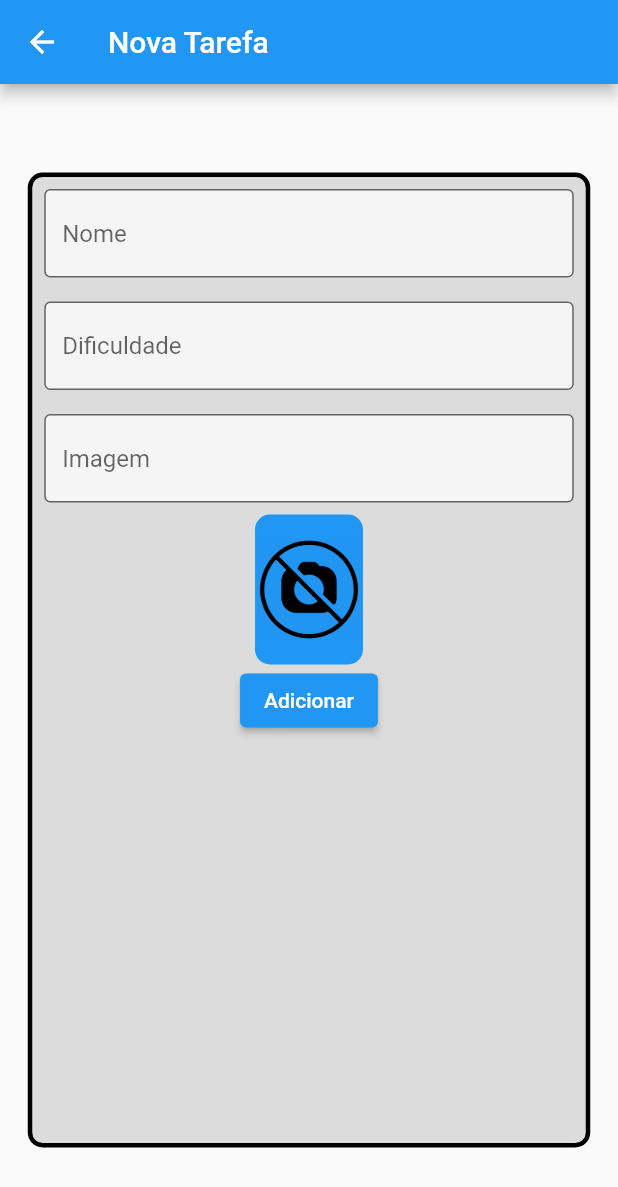
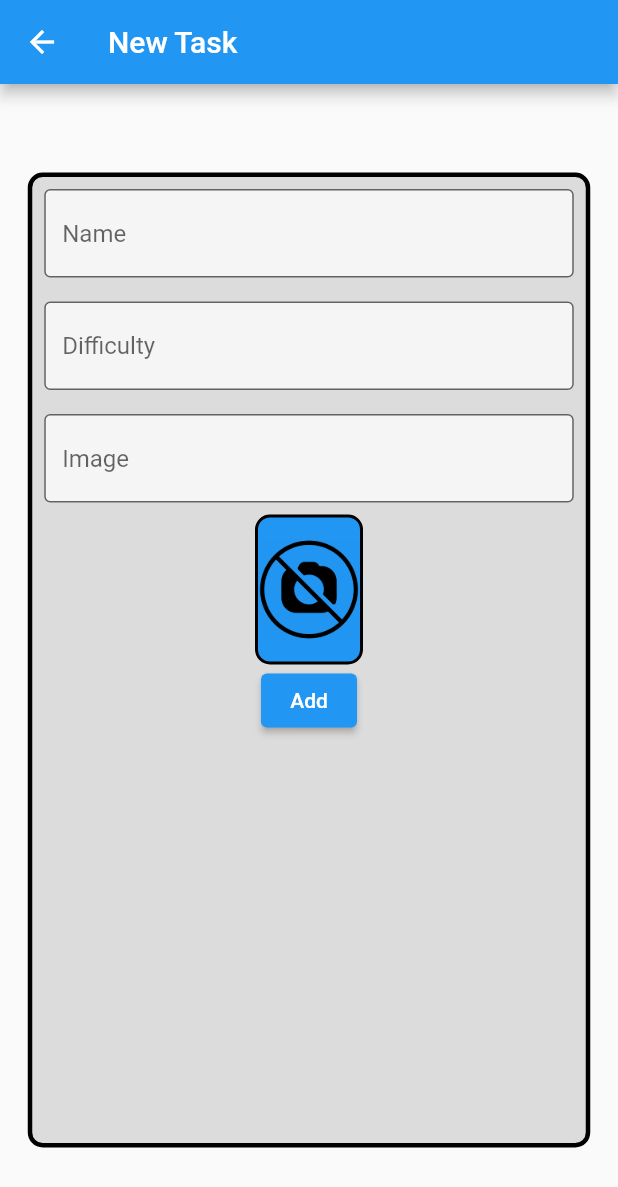
Before and after one commit to marconetsf/flutter1, a Flutter app: the screen it shows after launch, after a tap on the "add" icon, on a phone screen of 412 x 824 dp. Shown: the top 1187 px of the screen. Run offline on Flutter 3.47's test engine with Material 2 defaults, Android fonts, the phone set to English and light mode, and no system bars; network calls fail.

Commit message:
good practices

```diff
--- a/lib/components/tasks.dart
+++ b/lib/components/tasks.dart
@@ -2,11 +2,11 @@ import 'package:nosso_primeiro_projeto/components/difficulty.dart';
 import 'package:flutter/material.dart';
 
 class Tasks extends StatefulWidget {
-  final String nome;
-  final String foto;
-  final int dificuldade;
+  final String name;
+  final String photo;
+  final int difficulty;
 
-  const Tasks(this.nome, this.foto, this.dificuldade, {Key? key})
+  const Tasks(this.name, this.photo, this.difficulty, {Key? key})
       : super(key: key);
 
   @override
@@ -26,7 +26,6 @@ class _TasksState extends State<Tasks> {
   Widget build(BuildContext context) {
     return Padding(
       padding: const EdgeInsets.all(8.0),
-      child: Container(
       child: Stack(
         children: [
           Container(
@@ -56,15 +55,15 @@ class _TasksState extends State<Tasks> {
                       ),
                       child: ClipRRect(
                         borderRadius: BorderRadius.circular(4),
-                          child: widget.foto.contains('http')
+                        child: widget.photo.contains('http')
                             ? Image.network(
-                                  widget.foto,
+                                widget.photo,
                                 height: 100,
                                 width: 72,
                                 fit: BoxFit.cover,
                               )
                             : Image.asset(
-                                  widget.foto,
+                                widget.photo,
                                 height: 100,
                                 width: 72,
                                 fit: BoxFit.cover,
@@ -75,22 +74,21 @@ class _TasksState extends State<Tasks> {
                       mainAxisAlignment: MainAxisAlignment.center,
                       crossAxisAlignment: CrossAxisAlignment.start,
                       children: [
-                          Container(
+                        SizedBox(
                           width: 200,
                           child: Text(
-                              widget.nome,
+                            widget.name,
                             style: const TextStyle(
                                 fontSize: 24,
                                 overflow: TextOverflow.ellipsis),
                           ),
                         ),
-                          Difficulty(widget.dificuldade),
-                          // vai ser um novo componente.
+                        Difficulty(widget.difficulty),
                       ],
                     ),
                     Padding(
                       padding: const EdgeInsets.all(16.0),
-                        child: Container(
+                      child: SizedBox(
                         height: 52,
                         width: 52,
                         child: ElevatedButton(
@@ -119,12 +117,12 @@ class _TasksState extends State<Tasks> {
                     padding: const EdgeInsets.only(
                       left: 8,
                     ),
-                      child: Container(
+                    child: SizedBox(
                       width: 200,
                       child: LinearProgressIndicator(
                         color: Colors.white,
-                          value: widget.dificuldade > 0
-                              ? ((level / widget.dificuldade) / 10)
+                        value: widget.difficulty > 0
+                            ? ((level / widget.difficulty) / 10)
                             : 1,
                       ),
                     ),
@@ -132,8 +130,8 @@ class _TasksState extends State<Tasks> {
                   Padding(
                     padding: const EdgeInsets.all(12.0),
                     child: Text(
-                        'Nivel: $level',
-                        style: TextStyle(color: Colors.white, fontSize: 16),
+                      'Level: $level',
+                      style: const TextStyle(color: Colors.white, fontSize: 16),
                     ),
                   ),
                 ],
@@ -142,7 +140,6 @@ class _TasksState extends State<Tasks> {
           ),
         ],
       ),
-      ),
     );
   }
 }
--- a/lib/data/task_inherited.dart
+++ b/lib/data/task_inherited.dart
@@ -7,13 +7,12 @@ class TaskInherited extends InheritedWidget {
     required Widget child,
   }) : super(key: key, child: child);
 
-  List<Tasks> tasksList = [
+  final List<Tasks> tasksList = [
     Tasks('Estudar Flutter', 'assets/images/flutter.png', 3),
     Tasks('Andar de Bike', 'assets/images/bike.webp', 2),
     Tasks('Ler 50 páginas', 'assets/images/ler.jpg', 1),
     Tasks('Meditar', 'assets/images/meditar.jpeg', 4),
-    Tasks('Jogar', 'assets/images/jogar.jpg', 0,
-    ),
+    Tasks('Jogar', 'assets/images/jogar.jpg', 0,),
   ];
 
   void newTask(String name, String photo, int difficulty) {
--- a/lib/main.dart
+++ b/lib/main.dart
@@ -18,14 +18,13 @@ class MyApp extends StatefulWidget {
 class _MyAppState extends State<MyApp> {
   // This widget is the root of your application.
   @override
-  bool opacidade = true;
   Widget build(BuildContext context) {
     return MaterialApp(
-      title: 'Flutter Demo',
+      title: 'Task Organizer',
       theme: ThemeData(
         primarySwatch: Colors.blue,
       ),
-      home: TaskInherited(child: const InitialScreen()),
+      home: TaskInherited(child: InitialScreen()),
     );
   }
 }
--- a/lib/screens/form_screen.dart
+++ b/lib/screens/form_screen.dart
@@ -2,8 +2,10 @@ import 'package:flutter/material.dart';
 import 'package:nosso_primeiro_projeto/data/task_inherited.dart';
 
 class FormScreen extends StatefulWidget {
+  final BuildContext taskContext;
+
   const FormScreen({Key? key, required this.taskContext}) : super(key: key);
-  final BuildContext taskContext;
+
   @override
   State<FormScreen> createState() => _FormScreenState();
 }
@@ -20,7 +22,7 @@ class _FormScreenState extends State<FormScreen> {
       key: _formKey,
       child: Scaffold(
         appBar:
-            AppBar(title: Text('Nova Tarefa')),
+            AppBar(title: Text('New Task')),
         body: Center(
           child: SingleChildScrollView(
             child: Container(
@@ -39,7 +41,7 @@ class _FormScreenState extends State<FormScreen> {
                       validator: (String? value) {
                         if (value != null) {
                           if (value.isEmpty) {
-                            return 'insira o nome da tarefa';
+                            return 'Insert new task name';
                           }
                         }
                         return null;
@@ -47,7 +49,7 @@ class _FormScreenState extends State<FormScreen> {
                       controller: nameController,
                       decoration: const InputDecoration(
                         border: OutlineInputBorder(),
-                        hintText: 'Nome',
+                        hintText: 'Name',
                         fillColor: Colors.white70,
                         filled: true,
                       ),
@@ -61,7 +63,7 @@ class _FormScreenState extends State<FormScreen> {
                           if (value.isEmpty ||
                               int.parse(value) < 1 ||
                               int.parse(value) > 5) {
-                            return 'insira uma dificuldade entre 1 e 5';
+                            return 'Insert a difficult between 1 and 5';
                           }
                         }
                         return null;
@@ -70,7 +72,7 @@ class _FormScreenState extends State<FormScreen> {
                       controller: difficultyController,
                       decoration: const InputDecoration(
                         border: OutlineInputBorder(),
-                        hintText: 'Dificuldade',
+                        hintText: 'Difficulty',
                         fillColor: Colors.white70,
                         filled: true,
                       ),
@@ -82,7 +84,7 @@ class _FormScreenState extends State<FormScreen> {
                       validator: (String? value) {
                         if (value != null) {
                           if (value.isEmpty) {
-                            return 'insira uma url';
+                            return 'Insert an URL';
                           }
                         }
                         return null;
@@ -94,7 +96,7 @@ class _FormScreenState extends State<FormScreen> {
                       controller: imageController,
                       decoration: const InputDecoration(
                         border: OutlineInputBorder(),
-                        hintText: 'Imagem',
+                        hintText: 'Image',
                         fillColor: Colors.white70,
                         filled: true,
                       ),
@@ -106,7 +108,7 @@ class _FormScreenState extends State<FormScreen> {
                     decoration: BoxDecoration(
                       color: Colors.blue,
                       borderRadius: BorderRadius.circular(10),
-                      border: Border.all(width: 2, color: Colors.blue),
+                      border: Border.all(width: 2, color: Colors.black),
                     ),
                     child: ClipRRect(
                       borderRadius: BorderRadius.circular(10),
@@ -126,19 +128,16 @@ class _FormScreenState extends State<FormScreen> {
                   ElevatedButton(
                       onPressed: () {
                         if (_formKey.currentState!.validate()) {
-                          print(difficultyController.text);
-                          print(nameController.text);
-                          print(nameController.text);
                           TaskInherited.of(widget.taskContext).newTask(nameController.text, imageController.text, int.parse(difficultyController.text));
                           ScaffoldMessenger.of(context).showSnackBar(
                             const SnackBar(
-                              content: Text('Printando nova tarefa'),
+                              content: Text('New task was added'),
                             ),
                           );
                           Navigator.pop(context);
                         }
                       },
-                      child: const Text('Adicionar')),
+                      child: const Text('Add')),
                 ],
               ),
             ),
--- a/lib/screens/tela_inicial.dart
+++ b/lib/screens/tela_inicial.dart
@@ -15,11 +15,11 @@ class _InitialScreenState extends State<InitialScreen> {
   Widget build(BuildContext context) {
     return Scaffold(
       appBar: AppBar(
-        title: const Text('Flutter: Primeiros Passos'),
-        leading: Icon(Icons.add_task),
+        title: const Text('Flutter: Task List'),
+        leading: const Icon(Icons.add_task),
       ),
       body: Container(
-        color: Color.fromARGB(255, 208, 221, 237),
+        color: const Color.fromARGB(255, 208, 221, 237),
         child: ListView(
           children: TaskInherited.of(context).tasksList,
         ),
@@ -29,7 +29,9 @@ class _InitialScreenState extends State<InitialScreen> {
           Navigator.push(
             context,
             MaterialPageRoute(
-              builder: (contextNew) => FormScreen(taskContext: context,),
+              builder: (contextNew) => FormScreen(
+                taskContext: context,
+              ),
             ),
           );
         },
```
Lines whose indentation alone changed are shown as unchanged.
